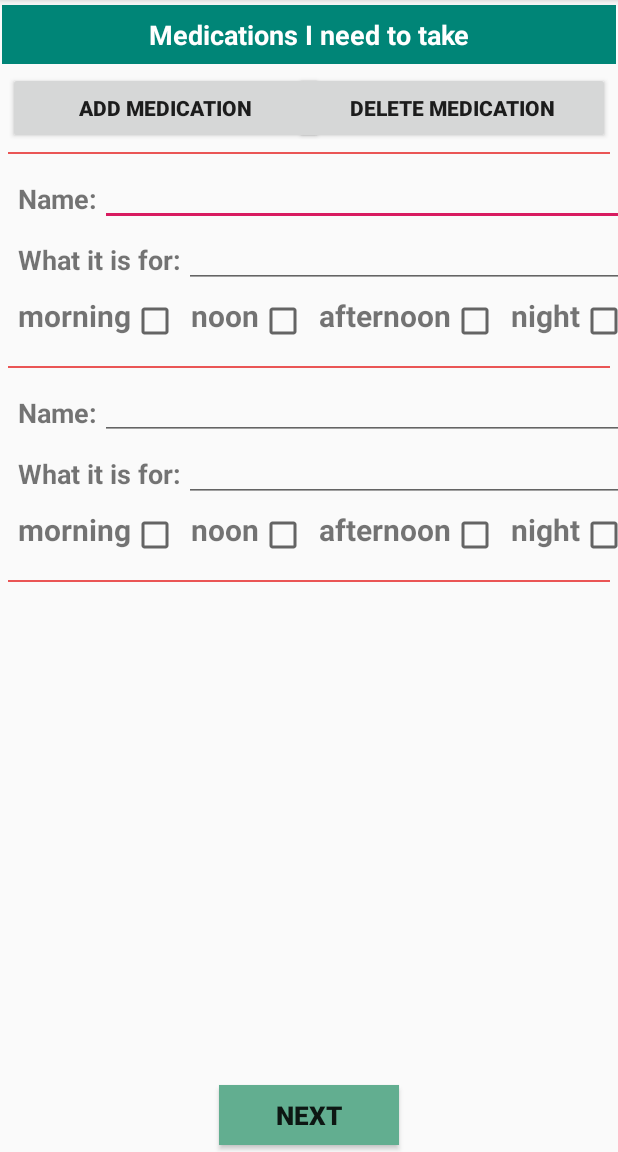
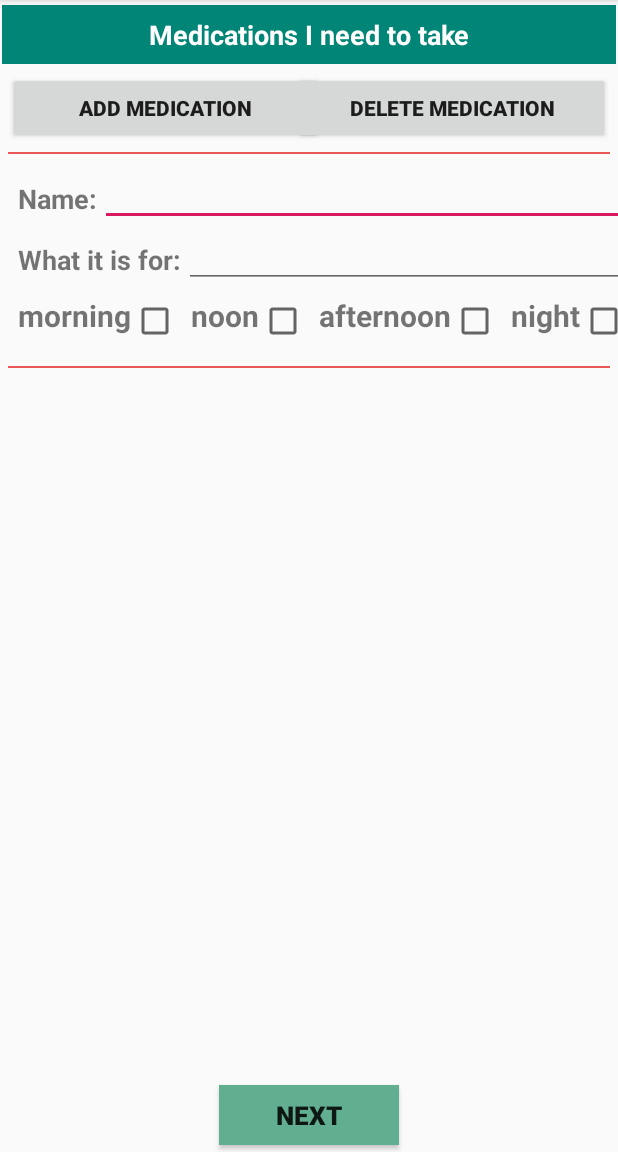
Before and after one commit to ece1778-2020/Healthy-Mind, an Android app: the ManualMedication screen opened directly, with no data from a screen before it, after a tap on "ADD MEDICATION", on a phone screen of 412 x 824 dp, the part 84-1236 px from its top. Run offline under Robolectric (Android 15) with nearby library versions, the phone set to English and light mode, and no system bars.

Commit message:
manual input medication

```diff
--- a/app/src/main/java/com/example/e_health_manager/ManualMedication.java
+++ b/app/src/main/java/com/example/e_health_manager/ManualMedication.java
@@ -17,22 +17,24 @@ public class ManualMedication extends AppCompatActivity {
     Button addBtn, delBtn;
     Context context;
 
-    View hline2, hline3, hline4;
+    View hline0, hline1, hline2, hline3, hline4;
 
-    TextView name2, name3, name4, m1, m2, m3;
+    TextView name1, name2, name3, name4, m1, m2, m3, m0;
 
+    TextView c1, c2, c3, c4;
     TextView c5, c6, c7, c8;
     TextView c9, c10, c11, c12;
     TextView c13, c14, c15, c16;
 
-    EditText n1_input, n2_input, n3_input;
-    EditText m1_input, m2_input, m3_input;
+    EditText n1_input, n2_input, n3_input, n0_input;
+    EditText m1_input, m2_input, m3_input, m0_input;
 
+    CheckBox c1_input, c2_input, c3_input, c4_input;
     CheckBox c5_input, c6_input, c7_input, c8_input;
     CheckBox c9_input, c10_input, c11_input, c12_input;
     CheckBox c13_input, c14_input, c15_input, c16_input;
 
-    int medicationCount = 1;
+    int medicationCount = 0;
 
     @Override
     protected void onCreate(Bundle savedInstanceState) {
@@ -41,25 +43,37 @@ public class ManualMedication extends AppCompatActivity {
         addBtn = (Button) findViewById(R.id.add_m_btn);
         delBtn = (Button) findViewById(R.id.del);
 
+        hline0 = findViewById(R.id.hline0);
+        hline1 = findViewById(R.id.hline);
+
         hline2 = findViewById(R.id.hline2);
         hline3 = findViewById(R.id.hline4);
         hline4 = findViewById(R.id.hline6);
 
+        name1 = findViewById(R.id.medication_name);
         name2 = findViewById(R.id.n1);
         name3 = findViewById(R.id.n2);
         name4 = findViewById(R.id.n3);
 
+        n0_input = findViewById(R.id.medication2_input);
         n1_input = findViewById(R.id.n1_input);
         n2_input = findViewById(R.id.n2_input);
         n3_input = findViewById(R.id.n3_input);
 
+        m0_input = findViewById(R.id.medication_name_input);
         m1_input = findViewById(R.id.m1_input);
         m2_input = findViewById(R.id.m2_input);
         m3_input = findViewById(R.id.m3_input);
 
+        m0 = findViewById(R.id.medication2);
         m1 = findViewById(R.id.m1);
         m2 = findViewById(R.id.m2);
         m3 = findViewById(R.id.m3);
+
+        c1 = findViewById(R.id.c1);
+        c2 = findViewById(R.id.c2);
+        c3 = findViewById(R.id.c3);
+        c4 = findViewById(R.id.c4);
 
         c5 = findViewById(R.id.c5);
         c6 = findViewById(R.id.c6);
@@ -76,6 +90,11 @@ public class ManualMedication extends AppCompatActivity {
         c15 = findViewById(R.id.c15);
         c16 = findViewById(R.id.c16);
 
+        c1_input = findViewById(R.id.c1_input);
+        c2_input = findViewById(R.id.c2_input);
+        c3_input = findViewById(R.id.c3_input);
+        c4_input = findViewById(R.id.c4_input);
+
         c5_input = findViewById(R.id.c5_input);
         c6_input = findViewById(R.id.c6_input);
         c7_input = findViewById(R.id.c7_input);
@@ -90,7 +109,6 @@ public class ManualMedication extends AppCompatActivity {
         c14_input = findViewById(R.id.c14_input);
         c15_input = findViewById(R.id.c15_input);
         c16_input = findViewById(R.id.c16_input);
-
 
 
         addBtn.setOnClickListener(new View.OnClickListener() {
@@ -148,10 +166,27 @@ public class ManualMedication extends AppCompatActivity {
                         c14_input.setVisibility(View.VISIBLE);
                         c15_input.setVisibility(View.VISIBLE);
                         c16_input.setVisibility(View.VISIBLE);
+                    } else if (medicationCount == 1) {
+                        hline0.setVisibility(View.VISIBLE);
+                        hline1.setVisibility(View.VISIBLE);
+                        m0.setVisibility(View.VISIBLE);
+                        m0_input.setVisibility(View.VISIBLE);
+                        n0_input.setVisibility(View.VISIBLE);
+                        name1.setVisibility(View.VISIBLE);
+
+                        c1.setVisibility(View.VISIBLE);
+                        c2.setVisibility(View.VISIBLE);
+                        c3.setVisibility(View.VISIBLE);
+                        c4.setVisibility(View.VISIBLE);
+
+                        c1_input.setVisibility(View.VISIBLE);
+                        c2_input.setVisibility(View.VISIBLE);
+                        c3_input.setVisibility(View.VISIBLE);
+                        c4_input.setVisibility(View.VISIBLE);
                     }
                 }
-
-                Toast.makeText(ManualMedication.this, Integer.toString(medicationCount) , Toast.LENGTH_SHORT).show();
+                delBtn.setEnabled(true);
+                // Toast.makeText(ManualMedication.this, Integer.toString(medicationCount) , Toast.LENGTH_SHORT).show();
             }
         });
 
@@ -159,17 +194,81 @@ public class ManualMedication extends AppCompatActivity {
         delBtn.setOnClickListener(new View.OnClickListener() {
             @Override
             public void onClick(View v) {
-                if (medicationCount == 1) {
+                if (medicationCount == 0) {
                     delBtn.setEnabled(false);
-                    Toast.makeText(ManualMedication.this, "You should enter at least one medication.", Toast.LENGTH_SHORT).show();
+                    Toast.makeText(ManualMedication.this, "You haven't enter the medication.", Toast.LENGTH_SHORT).show();
                 } else {
                     medicationCount--;
+                    if (medicationCount == 3) {
+                        hline4.setVisibility(View.INVISIBLE);
+                        name4.setVisibility(View.INVISIBLE);
+                        n3_input.setVisibility(View.INVISIBLE);
+                        m3.setVisibility(View.INVISIBLE);
+                        m3_input.setVisibility(View.INVISIBLE);
+                        c13.setVisibility(View.INVISIBLE);
+                        c14.setVisibility(View.INVISIBLE);
+                        c15.setVisibility(View.INVISIBLE);
+                        c16.setVisibility(View.INVISIBLE);
+
+                        c13_input.setVisibility(View.INVISIBLE);
+                        c14_input.setVisibility(View.INVISIBLE);
+                        c15_input.setVisibility(View.INVISIBLE);
+                        c16_input.setVisibility(View.INVISIBLE);
+                    } else if (medicationCount == 2) {
+                        hline3.setVisibility(View.INVISIBLE);
+                        name3.setVisibility(View.INVISIBLE);
+                        n2_input.setVisibility(View.INVISIBLE);
+                        m2.setVisibility(View.INVISIBLE);
+                        m2_input.setVisibility(View.INVISIBLE);
+                        c9.setVisibility(View.INVISIBLE);
+                        c10.setVisibility(View.INVISIBLE);
+                        c11.setVisibility(View.INVISIBLE);
+                        c12.setVisibility(View.INVISIBLE);
+
+                        c9_input.setVisibility(View.INVISIBLE);
+                        c10_input.setVisibility(View.INVISIBLE);
+                        c11_input.setVisibility(View.INVISIBLE);
+                        c12_input.setVisibility(View.INVISIBLE);
+
+                    } else if (medicationCount == 1) {
+                        hline2.setVisibility(View.INVISIBLE);
+                        name2.setVisibility(View.INVISIBLE);
+                        n1_input.setVisibility(View.INVISIBLE);
+                        m1.setVisibility(View.INVISIBLE);
+                        m1_input.setVisibility(View.INVISIBLE);
+                        c5.setVisibility(View.INVISIBLE);
+                        c6.setVisibility(View.INVISIBLE);
+                        c7.setVisibility(View.INVISIBLE);
+                        c8.setVisibility(View.INVISIBLE);
+
+                        c5_input.setVisibility(View.INVISIBLE);
+                        c6_input.setVisibility(View.INVISIBLE);
+                        c7_input.setVisibility(View.INVISIBLE);
+                        c8_input.setVisibility(View.INVISIBLE);
+
+                    } else if (medicationCount == 0) {
+                        hline0.setVisibility(View.INVISIBLE);
+                        hline1.setVisibility(View.INVISIBLE);
+                        m0.setVisibility(View.INVISIBLE);
+                        m0_input.setVisibility(View.INVISIBLE);
+                        n0_input.setVisibility(View.INVISIBLE);
+                        name1.setVisibility(View.INVISIBLE);
+
+                        c1.setVisibility(View.INVISIBLE);
+                        c2.setVisibility(View.INVISIBLE);
+                        c3.setVisibility(View.INVISIBLE);
+                        c4.setVisibility(View.INVISIBLE);
+
+                        c1_input.setVisibility(View.INVISIBLE);
+                        c2_input.setVisibility(View.INVISIBLE);
+                        c3_input.setVisibility(View.INVISIBLE);
+                        c4_input.setVisibility(View.INVISIBLE);
+                    }
                 }
-
-                Toast.makeText(ManualMedication.this, Integer.toString(medicationCount) , Toast.LENGTH_SHORT).show();
+                addBtn.setEnabled(true);
+                // Toast.makeText(ManualMedication.this, Integer.toString(medicationCount) , Toast.LENGTH_SHORT).show();
             }
         });
-
 
 
     }
--- a/app/src/main/res/layout/activity_manual_medication.xml
+++ b/app/src/main/res/layout/activity_manual_medication.xml
@@ -55,6 +55,7 @@
         android:layout_marginStart="5dp"
         android:layout_marginTop="5dp"
         android:layout_marginEnd="5dp"
+        android:visibility="invisible"
         app:layout_constraintTop_toBottomOf="@+id/add_m_btn" />
 
 
@@ -69,6 +70,7 @@
         android:text="Name:"
         android:textSize="18sp"
         android:textStyle="bold"
+        android:visibility="invisible"
         app:layout_constraintStart_toStartOf="parent"
         app:layout_constraintTop_toBottomOf="@+id/hline0" />
 
@@ -81,6 +83,7 @@
         android:layout_marginTop="12dp"
         android:layout_marginRight="2dp"
         android:textSize="15sp"
+        android:visibility="invisible"
         app:layout_constraintStart_toEndOf="@id/medication_name"
         app:layout_constraintTop_toBottomOf="@+id/hline0" />
 
@@ -96,6 +99,7 @@
         android:text="What it is for:"
         android:textSize="18sp"
         android:textStyle="bold"
+        android:visibility="invisible"
         app:layout_constraintStart_toStartOf="parent"
         app:layout_constraintTop_toBottomOf="@+id/medication_name" />
 
@@ -108,6 +112,7 @@
         android:layout_marginTop="5dp"
         android:layout_marginRight="2dp"
         android:textSize="15sp"
+        android:visibility="invisible"
         app:layout_constraintStart_toEndOf="@id/medication2"
         app:layout_constraintTop_toBottomOf="@+id/medication_name_input" />
 
@@ -123,6 +128,7 @@
         android:text="morning"
         android:textSize="20sp"
         android:textStyle="bold"
+        android:visibility="invisible"
         app:layout_constraintStart_toStartOf="parent"
         app:layout_constraintTop_toBottomOf="@+id/medication2" />
 
@@ -132,6 +138,7 @@
         android:layout_width="wrap_content"
         android:layout_height="35dp"
         android:layout_marginTop="6dp"
+        android:visibility="invisible"
         app:layout_constraintStart_toEndOf="@+id/c1"
         app:layout_constraintTop_toBottomOf="@id/medication2" />
 
@@ -147,6 +154,7 @@
         android:text="noon"
         android:textSize="20sp"
         android:textStyle="bold"
+        android:visibility="invisible"
         app:layout_constraintStart_toEndOf="@+id/c1_input"
         app:layout_constraintTop_toBottomOf="@+id/medication2" />
 
@@ -156,6 +164,7 @@
         android:layout_width="wrap_content"
         android:layout_height="35dp"
         android:layout_marginTop="6dp"
+        android:visibility="invisible"
         app:layout_constraintStart_toEndOf="@+id/c2"
         app:layout_constraintTop_toBottomOf="@id/medication2" />
 
@@ -171,6 +180,7 @@
         android:text="afternoon"
         android:textSize="20sp"
         android:textStyle="bold"
+        android:visibility="invisible"
         app:layout_constraintStart_toEndOf="@+id/c2_input"
         app:layout_constraintTop_toBottomOf="@+id/medication2" />
 
@@ -180,6 +190,7 @@
         android:layout_width="wrap_content"
         android:layout_height="35dp"
         android:layout_marginTop="6dp"
+        android:visibility="invisible"
         app:layout_constraintStart_toEndOf="@+id/c3"
         app:layout_constraintTop_toBottomOf="@id/medication2" />
 
@@ -195,6 +206,7 @@
         android:text="night"
         android:textSize="20sp"
         android:textStyle="bold"
+        android:visibility="invisible"
         app:layout_constraintStart_toEndOf="@+id/c3_input"
         app:layout_constraintTop_toBottomOf="@+id/medication2" />
 
@@ -204,6 +216,7 @@
         android:layout_width="wrap_content"
         android:layout_height="35dp"
         android:layout_marginTop="6dp"
+        android:visibility="invisible"
         app:layout_constraintStart_toEndOf="@+id/c4"
         app:layout_constraintTop_toBottomOf="@id/medication2" />
 
@@ -216,6 +229,7 @@
         android:layout_marginStart="5dp"
         android:layout_marginTop="12dp"
         android:layout_marginEnd="5dp"
+        android:visibility="invisible"
         app:layout_constraintTop_toBottomOf="@+id/c1" />
 
 
```
